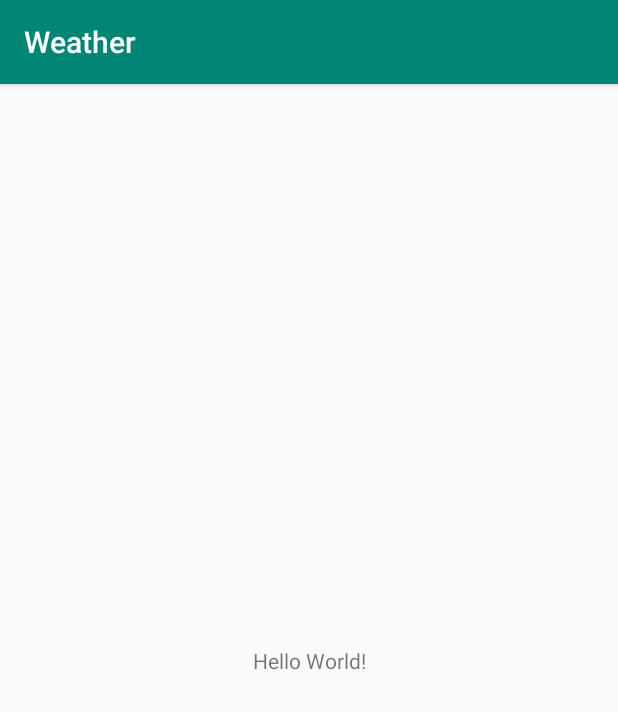
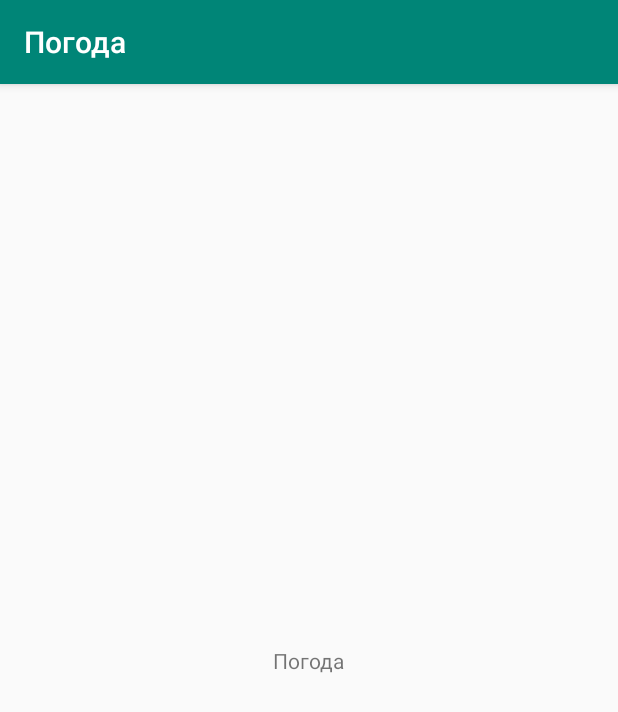
Before and after one commit to apetrovskiy/GeekAndroidBasic, an Android app: the screen it shows after launch (MainActivity), on a phone screen of 412 x 824 dp. Shown: the top 712 px of the screen. Run offline under Robolectric (Android 15) with nearby library versions, the phone set to English and light mode, and no system bars.

Commit message:
Homework 001

```diff
--- a/Lesson_01/Weather/app/src/main/res/layout/activity_main.xml
+++ b/Lesson_01/Weather/app/src/main/res/layout/activity_main.xml
@@ -9,7 +9,7 @@
     <TextView
         android:layout_width="wrap_content"
         android:layout_height="wrap_content"
-        android:text="Hello World!"
+        android:text="@string/header"
         app:layout_constraintBottom_toBottomOf="parent"
         app:layout_constraintLeft_toLeftOf="parent"
         app:layout_constraintRight_toRightOf="parent"
--- a/Lesson_01/Weather/app/src/main/res/values/strings.xml
+++ b/Lesson_01/Weather/app/src/main/res/values/strings.xml
@@ -1,3 +1,4 @@
 <resources>
-    <string name="app_name">Weather</string>
+    <string name="app_name">Погода</string>
+    <string name="header">Погода</string>
 </resources>
```
